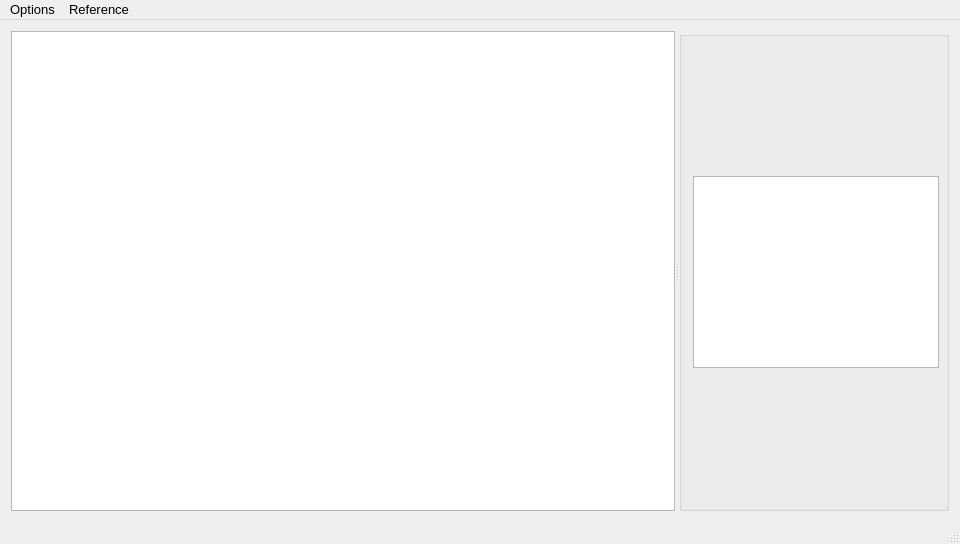
Qt form mainwindow.ui (robocenter-rov/remote-control) before a commit.
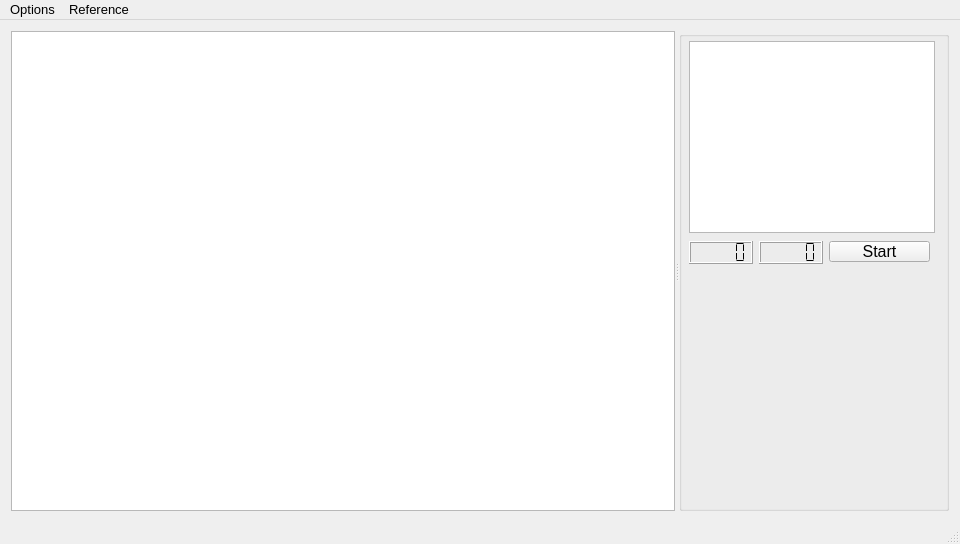
The same form after that commit.

Commit message: Update mainwindow.ui: QLCDNumber for task timer

```diff
--- a/mainwindow.ui
+++ b/mainwindow.ui
@@ -99,9 +99,15 @@
        <property name="title">
         <string/>
        </property>
-       <layout class="QVBoxLayout" name="verticalLayout">
-        <item>
          <widget class="QGraphicsView" name="extraView">
+        <property name="geometry">
+         <rect>
+          <x>10</x>
+          <y>10</y>
+          <width>246</width>
+          <height>192</height>
+         </rect>
+        </property>
           <property name="sizePolicy">
            <sizepolicy hsizetype="Minimum" vsizetype="Fixed">
             <horstretch>0</horstretch>
@@ -127,24 +133,48 @@
            <set>Qt::AlignHCenter|Qt::AlignTop</set>
           </property>
          </widget>
-        </item>
-        <item>
-         <layout class="QFormLayout" name="formLayout">
-          <property name="labelAlignment">
-           <set>Qt::AlignJustify|Qt::AlignVCenter</set>
-          </property>
-          <property name="formAlignment">
-           <set>Qt::AlignJustify|Qt::AlignTop</set>
-          </property>
-          <property name="leftMargin">
-           <number>0</number>
-          </property>
-          <property name="topMargin">
-           <number>0</number>
-          </property>
-         </layout>
-        </item>
-       </layout>
+       <widget class="QPushButton" name="startButton">
+        <property name="geometry">
+         <rect>
+          <x>150</x>
+          <y>210</y>
+          <width>101</width>
+          <height>21</height>
+         </rect>
+        </property>
+        <property name="text">
+         <string>Start</string>
+        </property>
+       </widget>
+       <widget class="QLCDNumber" name="minutesLCDNumber">
+        <property name="geometry">
+         <rect>
+          <x>10</x>
+          <y>210</y>
+          <width>64</width>
+          <height>23</height>
+         </rect>
+        </property>
+        <property name="segmentStyle">
+         <enum>QLCDNumber::Flat</enum>
+        </property>
+        <property name="value" stdset="0">
+         <double>0.000000000000000</double>
+        </property>
+       </widget>
+       <widget class="QLCDNumber" name="secondsLCDNumber">
+        <property name="geometry">
+         <rect>
+          <x>80</x>
+          <y>210</y>
+          <width>64</width>
+          <height>23</height>
+         </rect>
+        </property>
+        <property name="segmentStyle">
+         <enum>QLCDNumber::Flat</enum>
+        </property>
+       </widget>
       </widget>
      </widget>
     </item>
```
Lines whose indentation alone changed are shown as unchanged.
